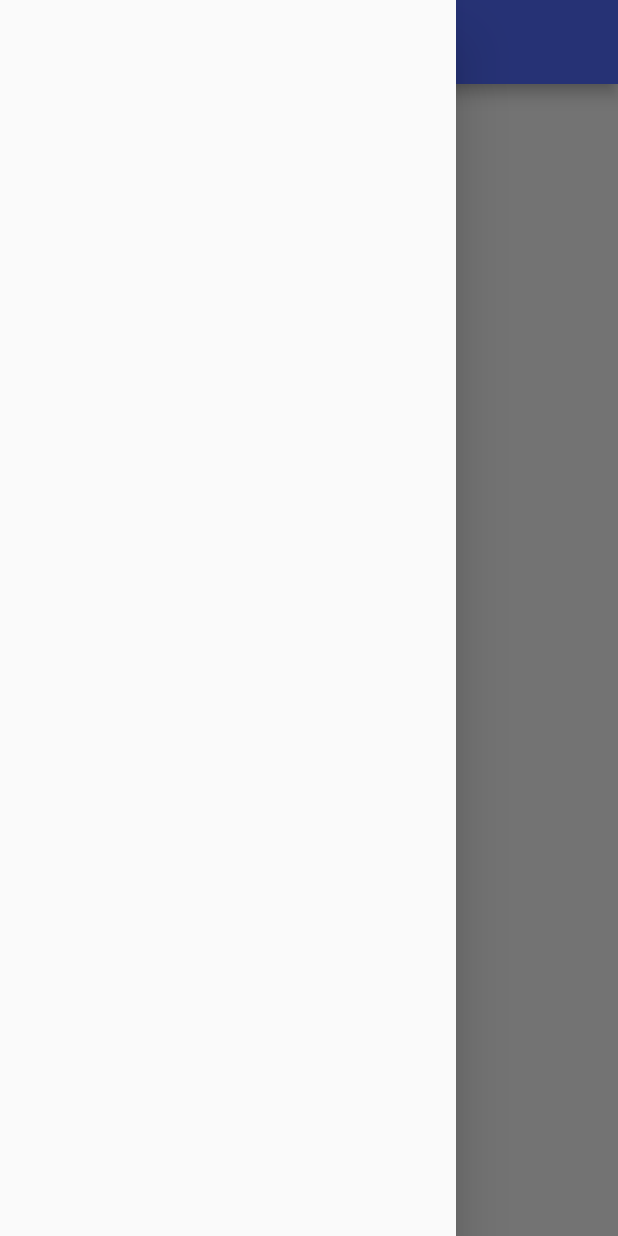
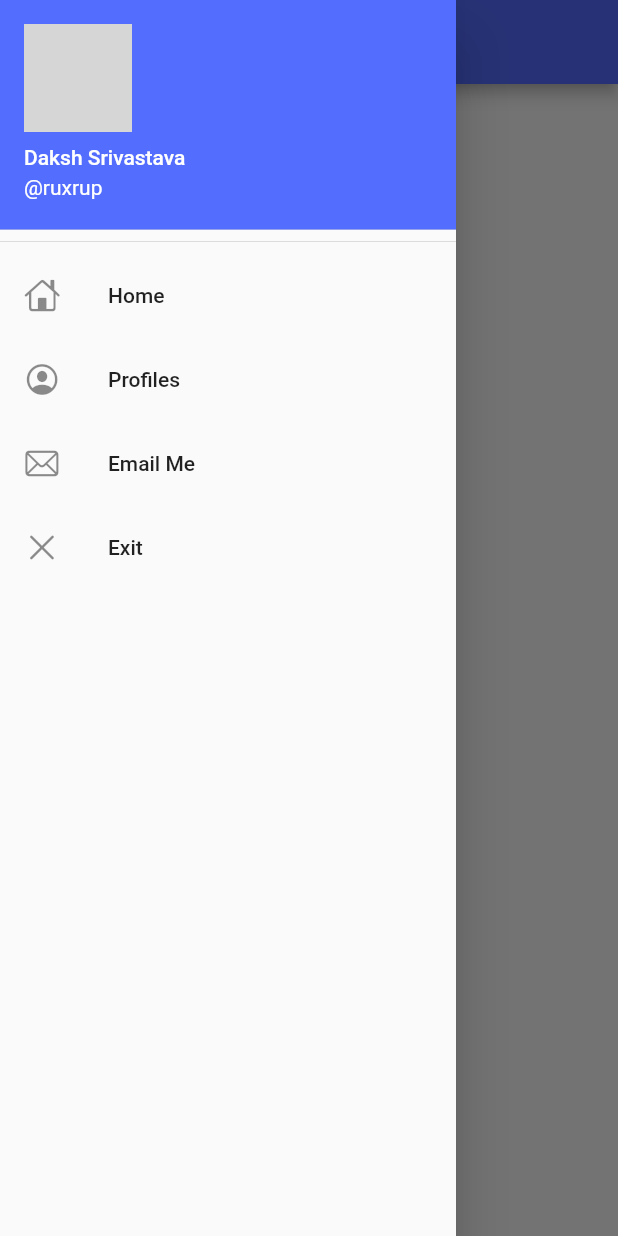
Before and after one commit to ruxrup/learningFlutter, a Flutter app: the Home screen opened by its route, with the side drawer open, on a phone screen of 412 x 824 dp. Run offline on Flutter 3.47's test engine with Material 2 defaults, Android fonts, the phone set to English and light mode, and no system bars; network calls fail; grey boxes are pictures that could not be loaded.

Commit message:
started working on home page

```diff
--- a/flutter_application_1/lib/Screens/Home.dart
+++ b/flutter_application_1/lib/Screens/Home.dart
@@ -1,6 +1,8 @@
 import 'dart:ui';
 
 import "package:flutter/material.dart";
+
+import '../widgets/drawer.dart';
 
 class Home extends StatelessWidget {
   final String t = "hello world";
@@ -13,7 +15,7 @@ class Home extends StatelessWidget {
       body: Center(
         child: Text(t),
       ),
-      drawer: Drawer(),
+      drawer: myDrawer(),
     );
   }
 }
--- a/flutter_application_1/lib/main.dart
+++ b/flutter_application_1/lib/main.dart
@@ -13,11 +13,12 @@ class myapp extends StatelessWidget {
   @override
   Widget build(BuildContext context) {
     return MaterialApp(
-        initialRoute: MyRoutes.Login,
+        initialRoute: MyRoutes.Home,
         routes: {
           MyRoutes.Home: (context) => Home(),
           MyRoutes.Login: (context) => login()
         },
+        debugShowCheckedModeBanner: false,
         themeMode: ThemeMode.light,
         darkTheme: ThemeData(brightness: Brightness.dark),
         theme: ThemeData(
--- /dev/null
+++ b/flutter_application_1/lib/widgets/drawer.dart
@@ -0,0 +1,47 @@
+import 'package:flutter/cupertino.dart';
+import 'package:flutter/material.dart';
+import 'package:flutter/src/widgets/container.dart';
+import 'package:flutter/src/widgets/framework.dart';
+import 'package:flutter_application_1/Screens/Home.dart';
+
+class myDrawer extends StatelessWidget {
+  const myDrawer({super.key});
+
+  @override
+  Widget build(BuildContext context) {
+    return Drawer(
+      child: ListView(
+        padding: EdgeInsets.zero,
+        children: [
+          DrawerHeader(
+            padding: EdgeInsets.zero,
+            child: UserAccountsDrawerHeader(
+              accountName: Text("Daksh Srivastava"),
+              accountEmail: Text("@ruxrup"),
+              currentAccountPicture: CircleAvatar(
+                backgroundImage: NetworkImage(
+                    "https://avatars.githubusercontent.com/u/91255109?v=4"),
+              ),
+            ),
+          ),
+          ListTile(
+            leading: Icon(CupertinoIcons.home),
+            title: Text("Home"),
+          ),
+          ListTile(
+            leading: Icon(CupertinoIcons.profile_circled),
+            title: Text("Profiles"),
+          ),
+          ListTile(
+            leading: Icon(CupertinoIcons.mail),
+            title: Text("Email Me"),
+          ),
+          ListTile(
+            leading: Icon(CupertinoIcons.clear),
+            title: Text("Exit"),
+          ),
+        ],
+      ),
+    );
+  }
+}
```
Also changed, not shown: flutter_application_1/lib/Screens/login.dart (+42 -14 lines), flutter_application_1/assets/images/dock.png (added).
